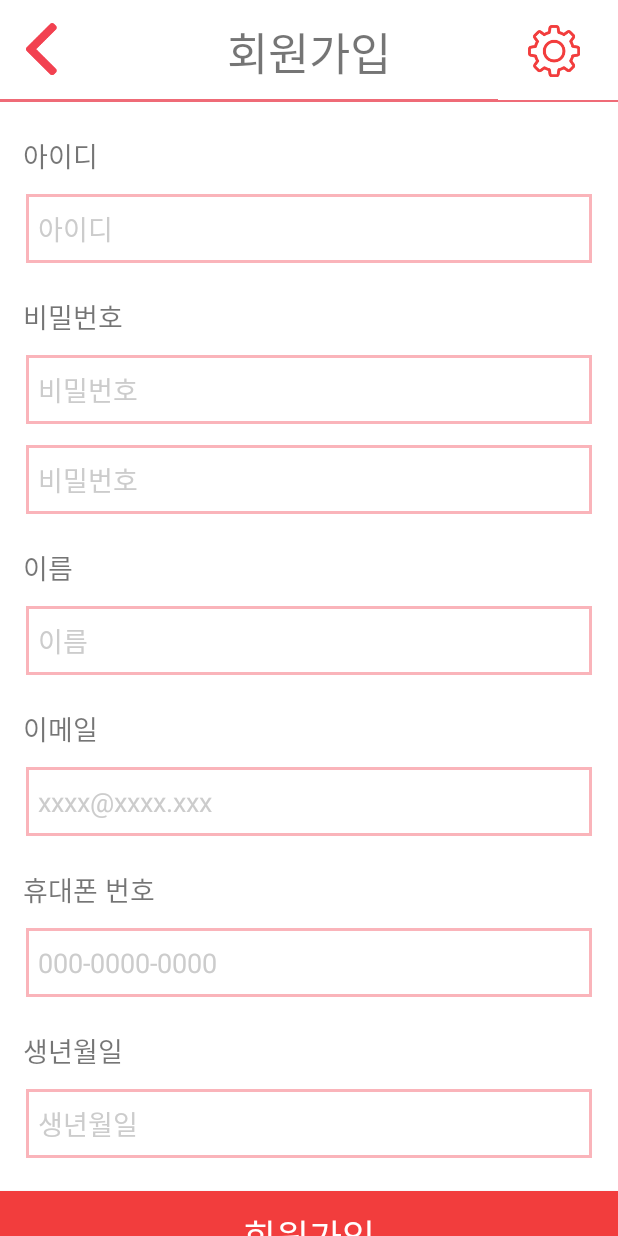
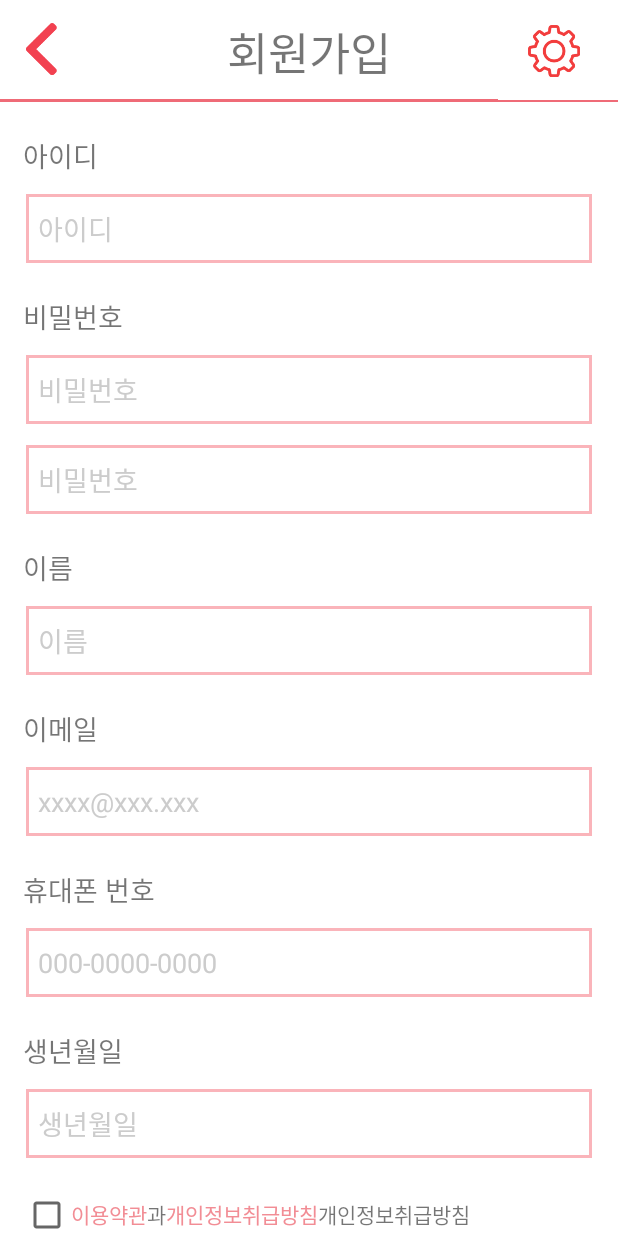
Before and after one commit to jb2flower/Rabbit, an Android app: the Join1 screen opened directly, with no data from a screen before it, on a phone screen of 412 x 824 dp. Run offline under Robolectric (Android 15) with nearby library versions, the light colour scheme and no system bars.

Commit message:
회원가입, 회원가입확인, 로그인 완료 string.xml 명명 수정

```diff
--- a/ppiyongppiyong4/app/src/main/AndroidManifest.xml
+++ b/ppiyongppiyong4/app/src/main/AndroidManifest.xml
@@ -12,6 +12,8 @@
         <activity android:name=".Join2">
         </activity>
         <activity android:name=".Join1">
+        </activity>
+        <activity android:name=".JoinOk">
         </activity>
         <activity android:name=".Setting">
         </activity>
--- a/ppiyongppiyong4/app/src/main/java/com/cookandroid/kotlinapp/Join1.kt
+++ b/ppiyongppiyong4/app/src/main/java/com/cookandroid/kotlinapp/Join1.kt
@@ -5,17 +5,19 @@ import android.support.v7.app.AppCompatActivity
 import android.os.Bundle
 import kotlinx.android.synthetic.main.header.*
 import kotlinx.android.synthetic.main.join1.*
-import kotlinx.android.synthetic.main.login.*
 
 class Join1 : AppCompatActivity() {
 
     override fun onCreate(savedInstanceState: Bundle?) {
         super.onCreate(savedInstanceState)
         setContentView(R.layout.join1)
-
         btnHeaderBack.setOnClickListener {
             val intent = Intent(this, Login::class.java)
             startActivity(intent)
         }
+        btnJoin.setOnClickListener {
+            val intent = Intent(this, JoinOk::class.java)
+            startActivity(intent)
+        }
     }
 }
--- a/ppiyongppiyong4/app/src/main/res/layout/header.xml
+++ b/ppiyongppiyong4/app/src/main/res/layout/header.xml
@@ -29,7 +29,7 @@
             app:layout_constraintStart_toStartOf="parent">
         <TextView
                 style="@style/header_txtview"
-                android:text="@string/join_title"
+                android:text="@string/join"
                 android:layout_width="match_parent"
                 android:layout_height="match_parent" android:layout_weight="1"
                 app:layout_constraintTop_toTopOf="parent" app:layout_constraintEnd_toEndOf="parent"
--- a/ppiyongppiyong4/app/src/main/res/layout/join1.xml
+++ b/ppiyongppiyong4/app/src/main/res/layout/join1.xml
@@ -37,12 +37,12 @@
                         app:layout_constraintTop_toTopOf="parent" android:id="@+id/joinList1">
                     <TextView
                             style="@style/join_list_tit"
-                            android:text="@string/id_ko"
+                            android:text="@string/id"
                             app:layout_constraintTop_toTopOf="parent"
                             app:layout_constraintStart_toStartOf="parent"/>
                     <EditText
                             style="@style/join_list_edit"
-                            android:hint="@string/id_ko"
+                            android:hint="@string/id"
                             android:ems="255"
                             android:id="@+id/txtId"
                             android:inputType="text"
@@ -58,19 +58,19 @@
                         android:id="@+id/joinList2" app:layout_constraintTop_toBottomOf="@id/joinList1">
                     <TextView
                             style="@style/join_list_tit"
-                            android:text="@string/pw_ko"
+                            android:text="@string/pw"
                             app:layout_constraintTop_toTopOf="parent"
                             app:layout_constraintStart_toStartOf="parent"/>
                     <EditText
                             style="@style/join_list_edit"
-                            android:hint="@string/pw_ko"
+                            android:hint="@string/pw"
                             android:ems="255"
                             android:id="@+id/txtPw"
                             android:inputType="textPassword"
                             android:importantForAutofill="no" tools:targetApi="o"/>
                     <EditText
                             style="@style/join_list_edit"
-                            android:hint="@string/pw_ko"
+                            android:hint="@string/pw"
                             android:ems="255"
                             android:id="@+id/txtPwChk"
                             android:inputType="textPassword"
@@ -87,12 +87,12 @@
                         android:id="@+id/joinList3">
                     <TextView
                             style="@style/join_list_tit"
-                            android:text="@string/name_ko"
+                            android:text="@string/name"
                             app:layout_constraintTop_toTopOf="parent"
                             app:layout_constraintStart_toStartOf="parent"/>
                     <EditText
                             style="@style/join_list_edit"
-                            android:hint="@string/name_ko"
+                            android:hint="@string/name"
                             android:ems="255"
                             android:id="@+id/txtName"
                             android:inputType="text"
@@ -108,7 +108,7 @@
                         android:id="@+id/joinList4" app:layout_constraintTop_toBottomOf="@+id/joinList3">
                     <TextView
                             style="@style/join_list_tit"
-                            android:text="@string/email_ko"
+                            android:text="@string/email"
                             app:layout_constraintTop_toTopOf="parent"
                             app:layout_constraintStart_toStartOf="parent"/>
                     <LinearLayout
@@ -117,7 +117,7 @@
                             android:layout_height="match_parent">
                         <EditText
                                 style="@style/join_list_edit"
-                                android:hint="xxxx@xxxx.xxx"
+                                android:hint="@string/email_exam"
                                 android:ems="255"
                                 android:id="@+id/txtEmail"
                                 android:inputType="textEmailAddress"
@@ -134,7 +134,7 @@
                         android:id="@+id/joinList5" app:layout_constraintTop_toBottomOf="@+id/joinList4">
                     <TextView
                             style="@style/join_list_tit"
-                            android:text="@string/phone_ko"
+                            android:text="@string/phone"
                             app:layout_constraintTop_toTopOf="parent"
                             app:layout_constraintStart_toStartOf="parent"/>
                     <LinearLayout
@@ -143,7 +143,7 @@
                             android:layout_height="match_parent">
                         <EditText
                                 style="@style/join_list_edit"
-                                android:hint="000-0000-0000"
+                                android:hint="@string/phone_exam"
                                 android:ems="255"
                                 android:id="@+id/txtPhone"
                                 android:inputType="phone"
@@ -160,7 +160,7 @@
                         android:id="@+id/joinList6" app:layout_constraintTop_toBottomOf="@+id/joinList5">
                     <TextView
                             style="@style/join_list_tit"
-                            android:text="@string/birth_ko"
+                            android:text="@string/birth"
                             app:layout_constraintTop_toTopOf="parent"
                             app:layout_constraintStart_toStartOf="parent"/>
                     <LinearLayout
@@ -169,16 +169,31 @@
                             android:layout_height="match_parent">
                         <EditText
                                 style="@style/join_list_edit"
-                                android:hint="생년월일"
+                                android:hint="@string/birth"
                                 android:ems="20"
                                 android:id="@+id/txtBirth"
                                 android:inputType="date"
                                 android:importantForAutofill="no" tools:targetApi="o"/>
                     </LinearLayout>
                 </LinearLayout>
+                <LinearLayout
+                        android:orientation="horizontal"
+                        android:layout_width="match_parent"
+                        android:layout_height="wrap_content"
+                        app:layout_constraintStart_toStartOf="parent"
+                        style="@style/join_list"
+                        app:layout_constraintEnd_toEndOf="parent"
+                        android:id="@+id/joinList7" app:layout_constraintTop_toBottomOf="@+id/joinList6">
+                    <CheckBox android:layout_width="wrap_content" android:layout_height="wrap_content"/>
+                    <TextView android:layout_width="wrap_content" android:layout_height="wrap_content" android:text="@string/term_txt1" android:textColor="@color/colorSub"/>
+                    <TextView android:layout_width="wrap_content" android:layout_height="wrap_content" android:text="@string/term_txt2"/>
+                    <TextView android:layout_width="wrap_content" android:layout_height="wrap_content" android:text="@string/term_txt3" android:textColor="@color/colorSub" />
+                    <TextView android:layout_width="wrap_content" android:layout_height="wrap_content" android:text="@string/term_txt3"/>
+                </LinearLayout>
             </android.support.constraint.ConstraintLayout>
+
             <Button
-                    android:text="@string/join_title"
+                    android:text="@string/join"
                     style="@style/bottom_btn"
                     android:background="@color/colorMain"
                     android:layout_marginTop="20dp"
--- a/ppiyongppiyong4/app/src/main/res/values/strings.xml
+++ b/ppiyongppiyong4/app/src/main/res/values/strings.xml
@@ -1,20 +1,33 @@
 <resources>
     <string name="app_name">ppiyongppiyongApp</string>
     <string name="Kotlin">Kotlin</string>
-    <string name="logintext">로그인</string>
+    <string name="login">로그인</string>
     <string name="back_desc">뒤로가기</string>
-    <string name="join_title">회원가입</string>
-    <string name="id_ko">아이디</string>
-    <string name="pw_ko">비밀번호</string>
-    <string name="pwchk_ko">비밀번호 확인</string>
-    <string name="email_ko">이메일</string>
-    <string name="phone_ko">휴대폰 번호</string>
-    <string name="birth_ko">생년월일</string>
-    <string name="nextstep_ko">다음단계</string>
-    <string name="name_ko">이름</string>
-    <string name="disease_ko">병명</string>
-    <string name="selinfo_ko">선택정보</string>
-    <string name="view_ko">표시</string>
-    <string name="add_ko">추가</string>
-    <string name="del_ko">삭제</string>
+    <string name="join">회원가입</string>
+    <string name="id">아이디</string>
+    <string name="pw">비밀번호</string>
+    <string name="pwchk">비밀번호 확인</string>
+    <string name="email">이메일</string>
+    <string name="phone">휴대폰 번호</string>
+    <string name="birth">생년월일</string>
+    <string name="nextstep">다음단계</string>
+    <string name="name">이름</string>
+    <string name="disease">병명</string>
+    <string name="selinfo">선택정보</string>
+    <string name="view">표시</string>
+    <string name="add">추가</string>
+    <string name="del">삭제</string>
+    <string name="image_desc">이미지</string>
+    <string name="idpw_find">아이디/비밀번호 찾기</string>
+    <string name="join_welcome">~~~님, \n회원가입을 환영합니다</string>
+    <string name="join_info1">세부정보를 업데이트 하셔야\n편리하게 이용할 수 있습니다.</string>
+    <string name="join_info2">세부정보를 업데이트 하러 가시겠습니까?</string>
+    <string name="info_update">세부정보 업데이트</string>
+    <string name="next_update">다음에 수정하기</string>
+    <string name="email_exam">xxxx@xxx.xxx</string>
+    <string name="phone_exam">000-0000-0000</string>
+    <string name="term_txt1">이용약관</string>
+    <string name="term_txt2">과 </string>
+    <string name="term_txt3">개인정보취급방침</string>
+    <string name="term_txt4">에 동의합니다.</string>
 </resources>
```
Also changed, not shown: ppiyongppiyong4/app/src/main/java/com/cookandroid/kotlinapp/JoinOk.kt (added, +18 -0 lines), ppiyongppiyong4/app/src/main/res/layout/join_ok.xml (added, +72 -0 lines), ppiyongppiyong4/app/src/main/res/layout/login.xml (+14 -17 lines), ppiyongppiyong4/app/src/main/res/values/styles.xml (+8 -0 lines).
